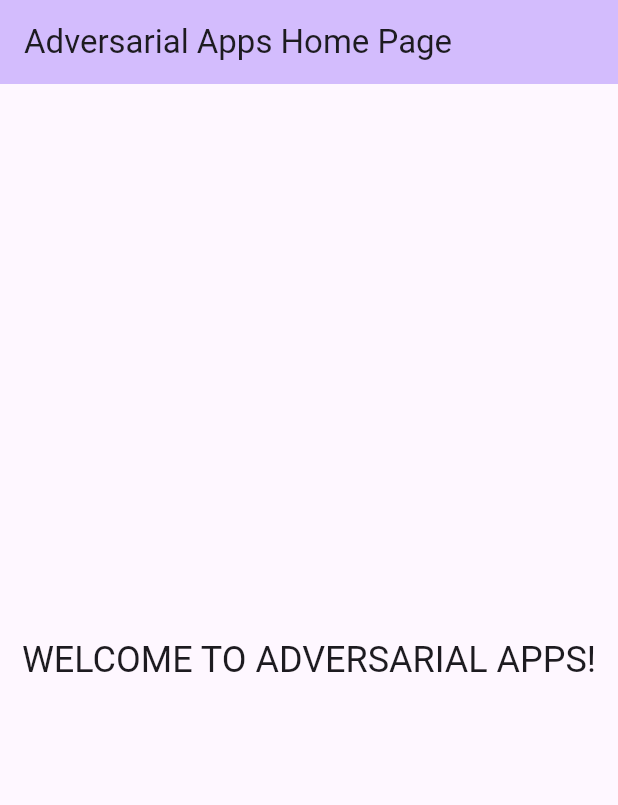
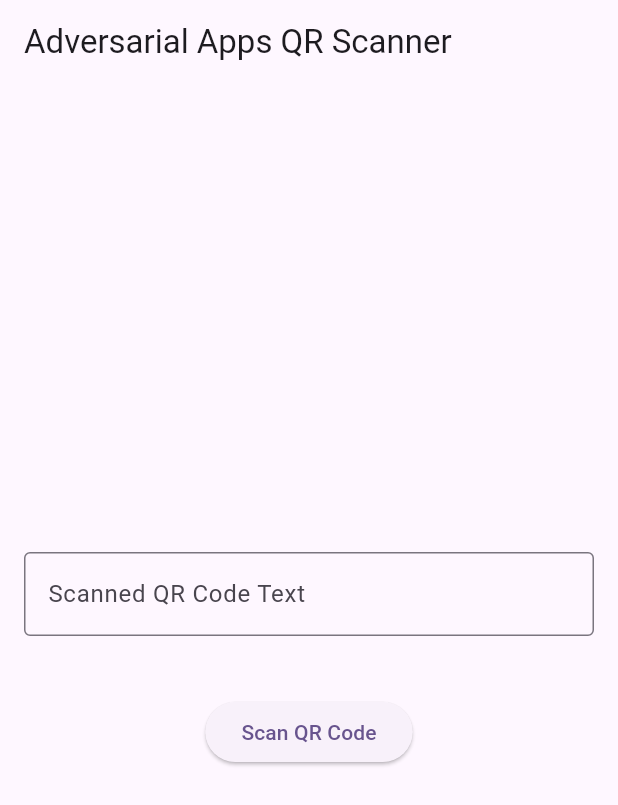
Before and after one commit to AdverseApps/Adversarial-Apps-Mobile, a Flutter app: the screen it shows after launch, on a phone screen of 412 x 824 dp. Shown: the top 805 px of the screen. Run offline on Flutter 3.47's test engine with Material 3 defaults, Android fonts, the phone set to English and light mode, and no system bars; our stand-ins replace bloc, flutter_bloc; missing offline and left inert: barcode_scan2.

Commit message:
committing to check main

```diff
--- a/lib/main.dart
+++ b/lib/main.dart
@@ -1,4 +1,8 @@
 import 'package:flutter/material.dart';
+import 'package:flutter_bloc/flutter_bloc.dart';
+
+import 'pages/cubit/qr_scan_cubit.dart';
+import 'pages/qr_scan_page.dart';
 
 void main() {
   runApp(const MyApp());
@@ -7,98 +11,22 @@ void main() {
 class MyApp extends StatelessWidget {
   const MyApp({super.key});
 
-  // This widget is the root of your application.
   @override
   Widget build(BuildContext context) {
-    return MaterialApp(
-      title: 'Flutter Demo',
-      theme: ThemeData(
-        // This is the theme of your application.
-        //
-        // TRY THIS: Try running your application with "flutter run". You'll see
-        // the application has a purple toolbar. Then, without quitting the app,
-        // try changing the seedColor in the colorScheme below to Colors.green
-        // and then invoke "hot reload" (save your changes or press the "hot
-        // reload" button in a Flutter-supported IDE, or press "r" if you used
-        // the command line to start the app).
-        //
-        // Notice that the counter didn't reset back to zero; the application
-        // state is not lost during the reload. To reset the state, use hot
-        // restart instead.
-        //
-        // This works for code too, not just values: Most code changes can be
-        // tested with just a hot reload.
-        colorScheme: ColorScheme.fromSeed(seedColor: Colors.deepPurple),
-        useMaterial3: true,
-      ),
-      home: const MyHomePage(title: 'Adversarial Apps Home Page'),
-    );
-  }
-}
-
-class MyHomePage extends StatefulWidget {
-  const MyHomePage({super.key, required this.title});
-
-  // This widget is the home page of your application. It is stateful, meaning
-  // that it has a State object (defined below) that contains fields that affect
-  // how it looks.
-
-  // This class is the configuration for the state. It holds the values (in this
-  // case the title) provided by the parent (in this case the App widget) and
-  // used by the build method of the State. Fields in a Widget subclass are
-  // always marked "final".
-
-  final String title;
-
-  @override
-  State<MyHomePage> createState() => _MyHomePageState();
-}
-
-class _MyHomePageState extends State<MyHomePage> {
-
-  @override
-  Widget build(BuildContext context) {
-    // This method is rerun every time setState is called, for instance as done
-    // by the _incrementCounter method above.
-    //
-    // The Flutter framework has been optimized to make rerunning build methods
-    // fast, so that you can just rebuild anything that needs updating rather
-    // than having to individually change instances of widgets.
-    return Scaffold(
-      appBar: AppBar(
-        // TRY THIS: Try changing the color here to a specific color (to
-        // Colors.amber, perhaps?) and trigger a hot reload to see the AppBar
-        // change color while the other colors stay the same.
-        backgroundColor: Theme.of(context).colorScheme.inversePrimary,
-        // Here we take the value from the MyHomePage object that was created by
-        // the App.build method, and use it to set our appbar title.
-        title: Text(widget.title),
-      ),
-      body: Center(
-        // Center is a layout widget. It takes a single child and positions it
-        // in the middle of the parent.
-        child: Column(
-          // Column is also a layout widget. It takes a list of children and
-          // arranges them vertically. By default, it sizes itself to fit its
-          // children horizontally, and tries to be as tall as its parent.
-          //
-          // Column has various properties to control how it sizes itself and
-          // how it positions its children. Here we use mainAxisAlignment to
-          // center the children vertically; the main axis here is the vertical
-          // axis because Columns are vertical (the cross axis would be
-          // horizontal).
-          //
-          // TRY THIS: Invoke "debug painting" (choose the "Toggle Debug Paint"
-          // action in the IDE, or press "p" in the console), to see the
-          // wireframe for each widget.
-          mainAxisAlignment: MainAxisAlignment.center,
-          children: <Widget>[
-            Text(
-              'WELCOME TO ADVERSARIAL APPS!',
-              style: Theme.of(context).textTheme.headlineSmall,
-            ),
-          ],
+    return MultiBlocProvider(
+      providers: [
+        // Provide the QrScanCubit so that QrScanPage can access it
+        BlocProvider(
+          create: (context) => QrScanCubit(),
         ),
+      ],
+      child: MaterialApp(
+        title: 'Adversarial Apps',
+        theme: ThemeData(
+          colorScheme: ColorScheme.fromSeed(seedColor: Colors.deepPurple),
+          useMaterial3: true,
+        ),
+        home: const QrScanPage(),
       ),
     );
   }
--- /dev/null
+++ b/lib/pages/cubit/qr_scan_cubit.dart
@@ -0,0 +1,30 @@
+import 'package:bloc/bloc.dart';
+import 'package:barcode_scan2/barcode_scan2.dart';
+
+import 'qr_scan_state.dart';
+
+class QrScanCubit extends Cubit<QrScanState> {
+  QrScanCubit() : super(QrScanState.initial());
+
+  /// Initiates QR Code scan using barcode_scan2.
+  Future<void> scanQrCode() async {
+    try {
+      emit(state.copyWith(isScanning: true, errorMessage: null));
+
+      final scanResult = await BarcodeScanner.scan();
+
+      if (scanResult.type == ResultType.Barcode) {
+        // Successfully scanned a QR/Barcode
+        emit(state.copyWith(
+          scannedText: scanResult.rawContent,
+          isScanning: false,
+        ));
+      } else {
+        // User canceled or some other event
+        emit(state.copyWith(isScanning: false));
+      }
+    } catch (e) {
+      emit(state.copyWith(isScanning: false, errorMessage: e.toString()));
+    }
+  }
+}
--- /dev/null
+++ b/lib/pages/cubit/qr_scan_state.dart
@@ -0,0 +1,32 @@
+class QrScanState {
+  final String scannedText;
+  final bool isScanning;
+  final String? errorMessage;
+
+  const QrScanState({
+    required this.scannedText,
+    required this.isScanning,
+    this.errorMessage,
+  });
+
+  /// Initial/default state
+  factory QrScanState.initial() {
+    return const QrScanState(
+      scannedText: '',
+      isScanning: false,
+      errorMessage: null,
+    );
+  }
+
+  QrScanState copyWith({
+    String? scannedText,
+    bool? isScanning,
+    String? errorMessage,
+  }) {
+    return QrScanState(
+      scannedText: scannedText ?? this.scannedText,
+      isScanning: isScanning ?? this.isScanning,
+      errorMessage: errorMessage,
+    );
+  }
+}
--- /dev/null
+++ b/lib/pages/qr_scan_page.dart
@@ -0,0 +1,66 @@
+import 'package:flutter/material.dart';
+import 'package:flutter_bloc/flutter_bloc.dart';
+
+import 'cubit/qr_scan_cubit.dart';
+import 'cubit/qr_scan_state.dart';
+
+class QrScanPage extends StatelessWidget {
+  const QrScanPage({super.key});
+
+  @override
+  Widget build(BuildContext context) {
+    // We will listen to the QrScanCubit
+    return Scaffold(
+      appBar: AppBar(
+        title: const Text('Adversarial Apps QR Scanner'),
+      ),
+      body: BlocBuilder<QrScanCubit, QrScanState>(
+        builder: (context, state) {
+          return Padding(
+            padding: const EdgeInsets.all(16.0),
+            child: Center(
+              child: Column(
+                mainAxisAlignment: MainAxisAlignment.center,
+                children: [
+                  // Display scanned text
+                  TextField(
+                    readOnly: true,
+                    controller: TextEditingController(text: state.scannedText),
+                    decoration: const InputDecoration(
+                      labelText: 'Scanned QR Code Text',
+                      border: OutlineInputBorder(),
+                    ),
+                  ),
+                  const SizedBox(height: 20),
+
+                  // Error message if any
+                  if (state.errorMessage != null)
+                    Text(
+                      'Error: ${state.errorMessage}',
+                      style: const TextStyle(color: Colors.red),
+                      textAlign: TextAlign.center,
+                    ),
+
+                  const SizedBox(height: 20),
+
+                  // Button to scan
+                  ElevatedButton(
+                    onPressed: state.isScanning
+                        ? null
+                        : () {
+                            // Trigger the Cubit scan
+                            context.read<QrScanCubit>().scanQrCode();
+                          },
+                    child: state.isScanning
+                        ? const CircularProgressIndicator(color: Colors.white)
+                        : const Text('Scan QR Code'),
+                  ),
+                ],
+              ),
+            ),
+          );
+        },
+      ),
+    );
+  }
+}
--- a/pubspec.yaml
+++ b/pubspec.yaml
@@ -31,6 +31,8 @@ dependencies:
   flutter:
     sdk: flutter
 
+  flutter_bloc: ^8.0.0
+  barcode_scan2: ^4.2.0
 
   # The following adds the Cupertino Icons font to your application.
   # Use with the CupertinoIcons class for iOS style icons.
```
Also changed, not shown: pubspec.lock.
